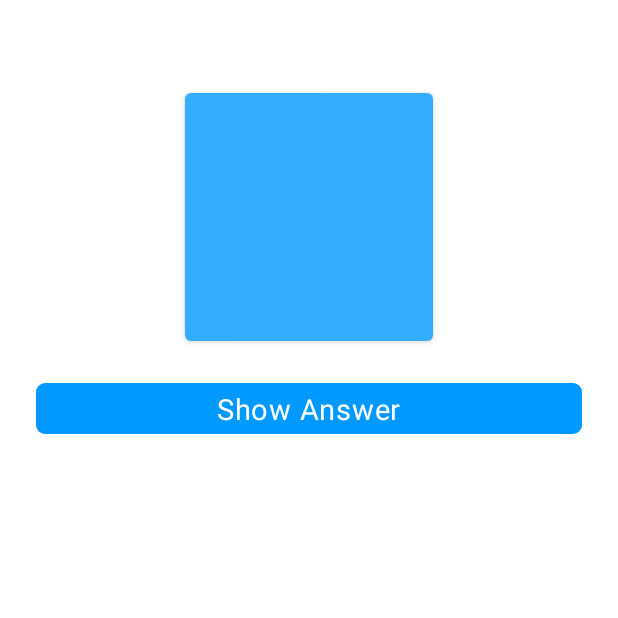
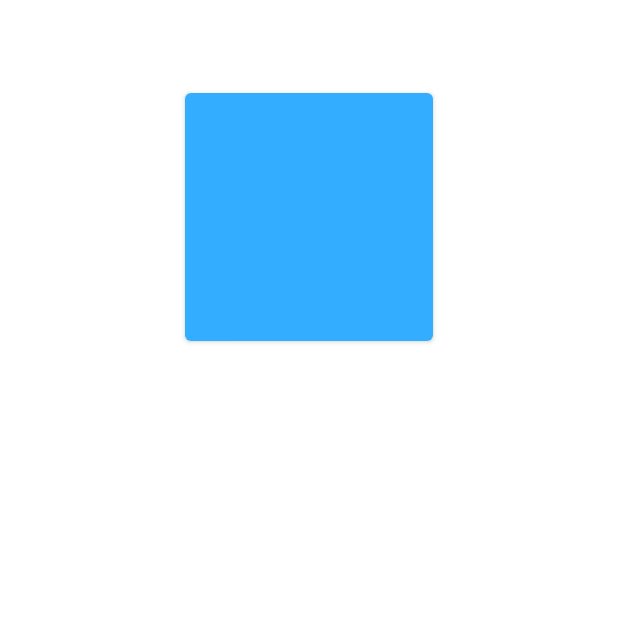
Before and after one commit to dev-aniketj/Java-Pattern-Programs-App, an Android app: the FullViewActivity screen opened directly, with no data from a screen before it, after a tap on "Show Answer", on a phone screen of 412 x 824 dp, the top half of it. Run offline under Robolectric (Android 15) with nearby library versions, the phone set to English and light mode, and no system bars; libraries missing offline, so code that uses them is left out: com.github.chrisbanes.photoview, io.github.rosemoe.sora; plain views replace CodeEditor, PhotoView; 13 statements that could not run were skipped.

Commit message:
fix some changes

```diff
--- a/app/src/main/java/com/aniketjain/patternprogramsinjava/FullViewActivity.java
+++ b/app/src/main/java/com/aniketjain/patternprogramsinjava/FullViewActivity.java
@@ -84,7 +84,8 @@ public class FullViewActivity extends AppCompatActivity {
             //GONE Show Answer Button & VISIBLE CodeEditor
             codeEditor.setVisibility(View.VISIBLE);
             codeEditor.startAnimation(fade_in);
-            show_answer_btn.startAnimation(fade_out);
+//            show_answer_btn.startAnimation(fade_out);
+            show_answer_btn.setVisibility(View.GONE);
             /*
             because of codeEditor click, when we click on the same position where the button is
             so it will perform same fade_in() & fade_out() animation.
```
